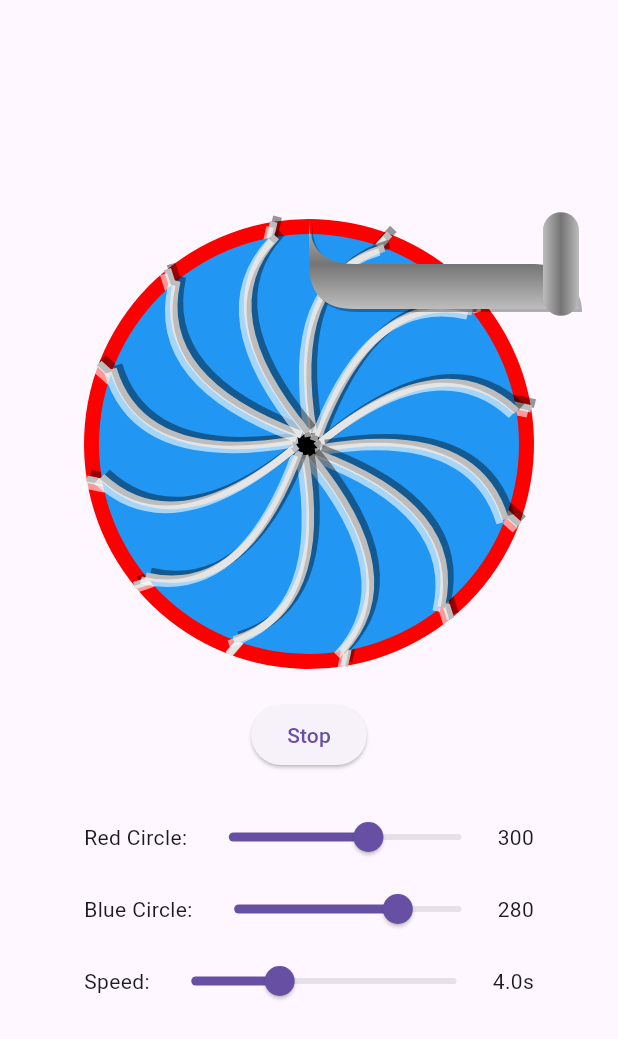
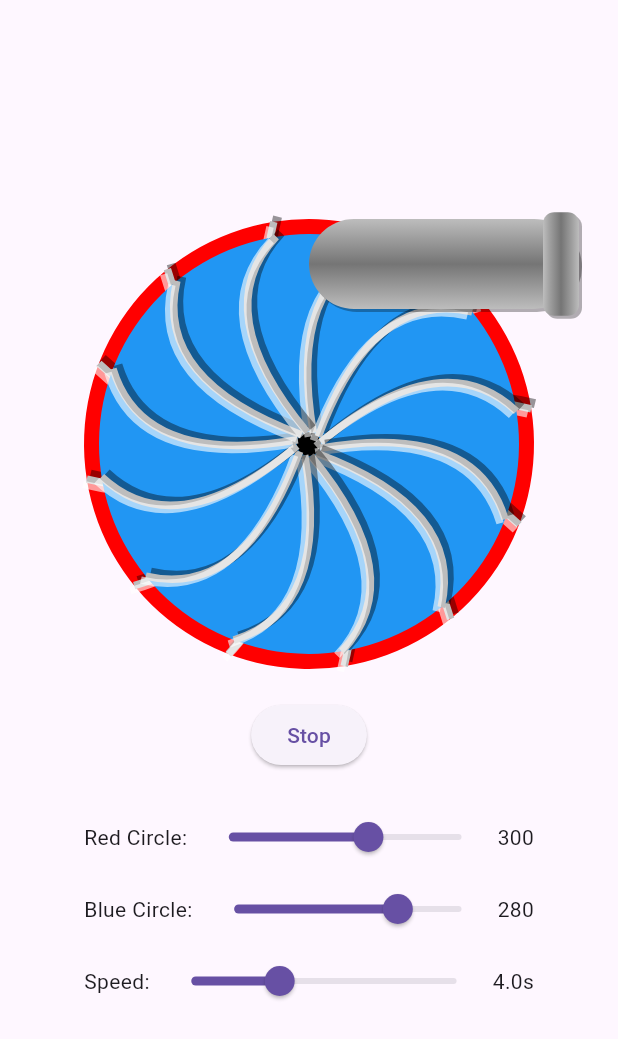
Before and after one commit to Aoli/custom_painter_tct, a Flutter app: the screen it shows after launch, after a tap on "Spin", on a phone screen of 412 x 824 dp. Shown: the top 1039 px of the screen. Run offline on Flutter 3.47's test engine with Material 3 defaults, Android fonts, the phone set to English and light mode, and no system bars.

Commit message:
Refactor PipePainter to improve shape rendering and shadow effects

```diff
--- a/lib/custom_painter_test.dart
+++ b/lib/custom_painter_test.dart
@@ -191,22 +191,26 @@ class PipePainter extends CustomPainter {
   void paint(Canvas canvas, Size size) {
     final center = Offset(size.width / 2, size.height / 2);
     final pipeWidth = circleRadius * 0.4;
-    final bandWidth = pipeWidth * 0.4; // Width of the mounting band
+    final bandWidth = pipeWidth * 0.4;  // Width of the mounting band
 
     // Main pipe rectangle (full length, no shrinking)
     final pipeRect = Rect.fromCenter(
-      center: Offset(center.dx + (pipeLength / 2),
-          center.dy - (size.height / 2) + (pipeWidth / 2)),
-      width: pipeLength, // No reduction for band
+      center: Offset(
+        center.dx + (pipeLength / 2),
+        center.dy - (size.height / 2) + (pipeWidth / 2)
+      ),
+      width: pipeLength,  // No reduction for band
       height: pipeWidth,
     );
 
     // Band rectangle at the end (protrudes from pipe)
     final bandRect = Rect.fromCenter(
-      center: Offset(center.dx + pipeLength - (bandWidth / 2),
-          center.dy - (size.height / 2) + (pipeWidth / 2)),
+      center: Offset(
+        center.dx + pipeLength - (bandWidth / 2),
+        center.dy - (size.height / 2) + (pipeWidth / 2)
+      ),
       width: bandWidth,
-      height: pipeWidth * 1.15, // Slightly larger than pipe
+      height: pipeWidth * 1.15,  // Slightly larger than pipe
     );
 
     // Gradients
@@ -248,57 +252,32 @@ class PipePainter extends CustomPainter {
       ..color = Colors.black.withOpacity(0.3)
       ..style = PaintingStyle.fill;
 
-    // Create custom pipe path
-    final pipePath = Path();
-    final radius = pipeWidth / 2; // Use same radius for all corners
+    // Create shapes with different radiuses
+    final pipeRRect = RRect.fromRectAndRadius(
+      pipeRect,
+      Radius.circular(pipeWidth / 2),  // Round ends for pipe
+    );
 
-    // Start from top-left
-    pipePath.moveTo(center.dx, center.dy - (size.height / 2));
+    // Create band with sharper corners
+    final bandRRect = RRect.fromRectAndRadius(
+      bandRect,
+      Radius.circular(pipeWidth / 8),  // Much less rounded for band
+    );
 
-    // Add top-left corner with full radius
-    pipePath.quadraticBezierTo(
-        center.dx,
-        center.dy - (size.height / 2) + (pipeWidth / 2),
-        center.dx + radius,
-        center.dy - (size.height / 2) + (pipeWidth / 2));
-
-    // Draw top line
-    pipePath.lineTo(center.dx + pipeLength - radius,
-        center.dy - (size.height / 2) + (pipeWidth / 2));
-
-    // Add right end rounded corners
-    pipePath.arcToPoint(
-        Offset(
-            center.dx + pipeLength, center.dy - (size.height / 2) + pipeWidth),
-        radius: Radius.circular(radius),
-        clockwise: true);
-
-    // Draw bottom line
-    pipePath.lineTo(
-        center.dx + radius, center.dy - (size.height / 2) + pipeWidth);
-
-    // Add bottom-left corner
-    pipePath.quadraticBezierTo(
-        center.dx,
-        center.dy - (size.height / 2) + pipeWidth,
-        center.dx,
-        center.dy - (size.height / 2) + (pipeWidth / 2));
-
-    pipePath.close();
-
-    // Update shadow drawing
-    canvas.drawPath(pipePath.shift(const Offset(2, 2)), shadowPaint);
+    // Draw shadow
+    canvas.drawRRect(
+      pipeRRect.shift(const Offset(2, 2)),
+      shadowPaint,
+    );
+    canvas.drawRRect(
+      bandRRect.shift(const Offset(2, 2)),
+      shadowPaint,
+    );
 
     // Draw main pipe
-    canvas.drawPath(pipePath, pipePaint);
+    canvas.drawRRect(pipeRRect, pipePaint);
 
-    // Define bandRRect
-    final bandRRect = RRect.fromRectAndRadius(
-      bandRect,
-      Radius.circular(pipeWidth * 0.2), // Adjust the radius as needed
-    );
-
-    // Keep existing band drawing code
+    // Draw mounting band
     canvas.drawRRect(bandRRect, bandPaint);
   }
 
```
